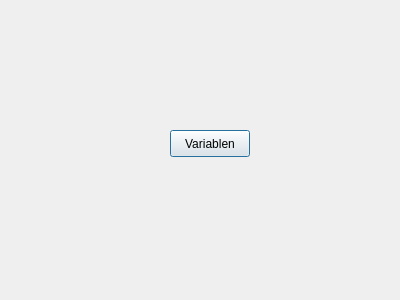
The window that basics.ui (Megamezzomixer/Interactivecplusplus) describes before a commit, drawn with Qt 5.
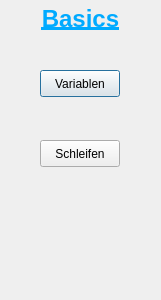
The same window after the commit.

Patch:
```diff
--- a/basics.ui
+++ b/basics.ui
@@ -6,7 +6,7 @@
    <rect>
     <x>0</x>
     <y>0</y>
-    <width>400</width>
+    <width>161</width>
     <height>300</height>
    </rect>
   </property>
@@ -16,8 +16,8 @@
   <widget class="QPushButton" name="pushButton">
    <property name="geometry">
     <rect>
-     <x>170</x>
-     <y>130</y>
+     <x>40</x>
+     <y>70</y>
      <width>80</width>
      <height>27</height>
     </rect>
@@ -26,6 +26,32 @@
     <string>Variablen</string>
    </property>
   </widget>
+  <widget class="QLabel" name="label">
+   <property name="geometry">
+    <rect>
+     <x>0</x>
+     <y>-1</y>
+     <width>161</width>
+     <height>41</height>
+    </rect>
+   </property>
+   <property name="text">
+    <string>&lt;html&gt;&lt;head/&gt;&lt;body&gt;&lt;p align=&quot;center&quot;&gt;&lt;span style=&quot; font-size:18pt; font-weight:600; text-decoration: underline; color:#00aaff;&quot;&gt;Basics&lt;/span&gt;&lt;/p&gt;&lt;/body&gt;&lt;/html&gt;</string>
+   </property>
+  </widget>
+  <widget class="QPushButton" name="pushButton_2">
+   <property name="geometry">
+    <rect>
+     <x>40</x>
+     <y>140</y>
+     <width>80</width>
+     <height>27</height>
+    </rect>
+   </property>
+   <property name="text">
+    <string>Schleifen</string>
+   </property>
+  </widget>
  </widget>
  <resources/>
  <connections/>
```
Left out of the diff: 2 changed lines with no effect on the pictures.
